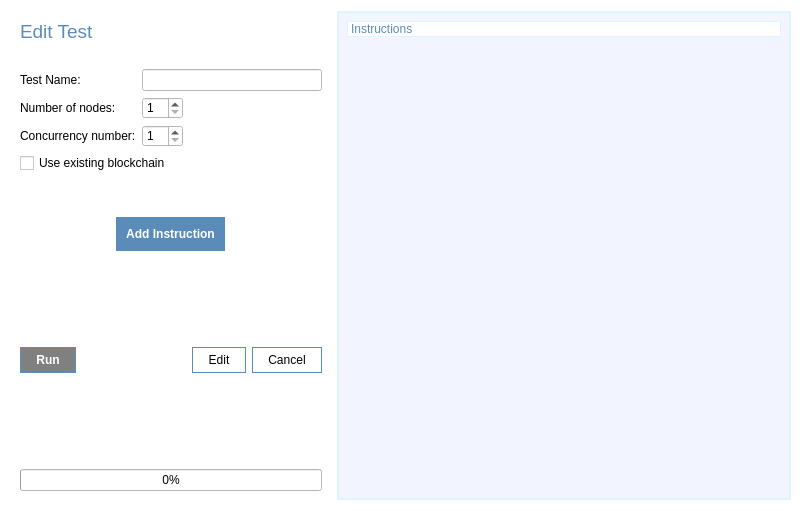
Qt form ui/Edit_Test.ui (DaniCaballero/ide) before a commit.
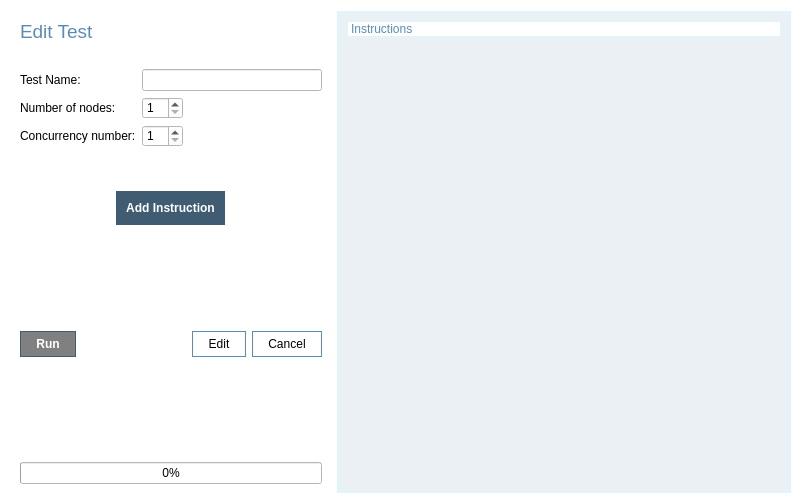
The same form after that commit.

Patch:
```diff
--- a/ui/Edit_Test.ui
+++ b/ui/Edit_Test.ui
@@ -7,7 +7,7 @@
     <x>0</x>
     <y>0</y>
     <width>802</width>
-    <height>511</height>
+    <height>504</height>
    </rect>
   </property>
   <property name="sizePolicy">
@@ -149,13 +149,6 @@
           </item>
          </layout>
         </item>
-        <item row="3" column="0" colspan="2">
-         <widget class="QCheckBox" name="use_prev_checkbox">
-          <property name="text">
-           <string>Use existing blockchain</string>
-          </property>
-         </widget>
-        </item>
        </layout>
       </item>
       <item>
@@ -201,7 +194,7 @@
          <string notr="true">#add_inst_btn {
 border: none;
 padding:  10px;
-background-color: #5b8cb9;
+background-color: #3f5c73;
 color: white;
 font-weight: bold;
 }
@@ -237,8 +230,8 @@
           </property>
           <property name="styleSheet">
            <string notr="true">#run_test_btn {
-border: 1px solid #5b8cb9;
-background-color: #5b8cb9;
+border: 1px solid #3f5c73;
+background-color: #3f5c73;
 color: white;
 font-weight: bold;
 padding: 5px 15px;
@@ -335,7 +328,7 @@
       <bool>false</bool>
      </property>
      <property name="styleSheet">
-      <string notr="true">background-color:#f2f5ff; border: 1px solid #ddf5ff;</string>
+      <string notr="true">background-color:#ebf0f4; border: 1px solid #ddf5ff;</string>
      </property>
      <property name="widgetResizable">
       <bool>true</bool>
@@ -346,7 +339,7 @@
         <x>0</x>
         <y>0</y>
         <width>421</width>
-        <height>487</height>
+        <height>480</height>
        </rect>
       </property>
       <layout class="QVBoxLayout" name="verticalLayout_3">
```
